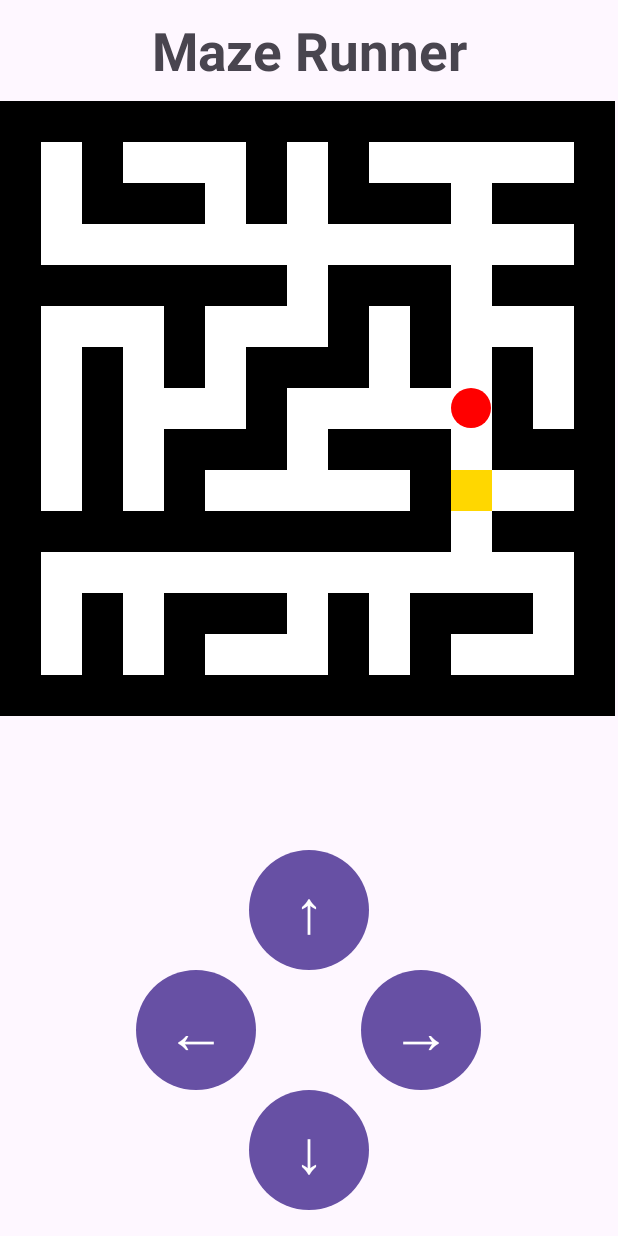
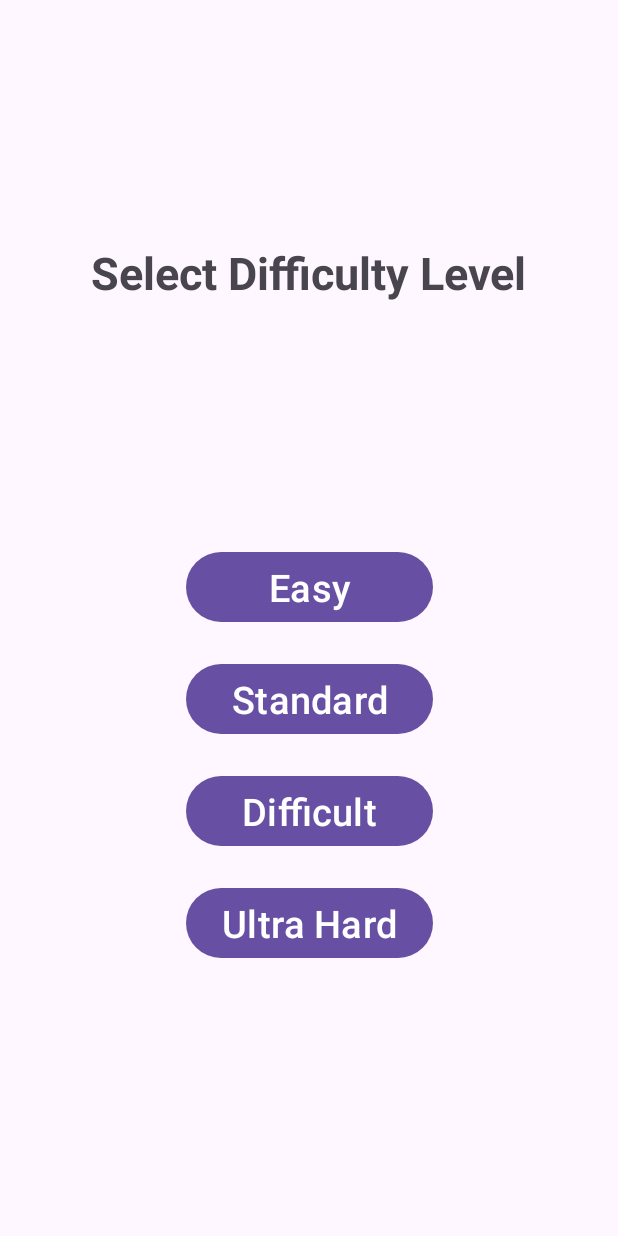
Before and after one commit to Jawad-Ahmad-M/Android-Dev-Projects, an Android app: the screen it shows after launch (MainActivity before the commit, difficultyLevelScreen after it), on a phone screen of 412 x 824 dp. Run offline under Robolectric (Android 15) with nearby library versions, the light colour scheme and no system bars.

Commit message:
Made a new Difficuly Activity in Maze Runner

```diff
--- a/MazeRunner/app/src/main/AndroidManifest.xml
+++ b/MazeRunner/app/src/main/AndroidManifest.xml
@@ -13,7 +13,7 @@
         android:theme="@style/Theme.MazeRunner"
         tools:targetApi="31">
         <activity
-            android:name=".MainActivity"
+            android:name=".difficultyLevelScreen"
             android:exported="true">
             <intent-filter>
                 <action android:name="android.intent.action.MAIN" />
@@ -21,6 +21,9 @@
                 <category android:name="android.intent.category.LAUNCHER" />
             </intent-filter>
         </activity>
+        <activity android:name=".MainActivity">
+
+        </activity>
     </application>
 
 </manifest>
--- a/MazeRunner/app/src/main/java/com/MazeRunner/app/MazeView.java
+++ b/MazeRunner/app/src/main/java/com/MazeRunner/app/MazeView.java
@@ -1,15 +1,17 @@
 package com.MazeRunner.app;
 
+//import android.annotation.SuppressLint;
 import android.content.Context;
 import android.graphics.Canvas;
 import android.graphics.Color;
 import android.graphics.Paint;
 import android.view.View;
 
+
 public class MazeView extends View {
-    private MazeCellMaker[][] mazegrid;
-    private int rows, columns;
-    private int cellSize;
+    private final MazeCellMaker[][] mazegrid;
+    private final int rows, columns;
+    private float cellSize;
 
     @Override
     protected void onSizeChanged(int w, int h, int oldw, int oldh) {
@@ -17,11 +19,11 @@ public class MazeView extends View {
         cellSize = Math.min(w / columns, h / rows);
     }
     private int playerX, playerY;
+    private final Paint wallPaint;
+    private final Paint pathPaint;
+    private final Paint playerPaint;
+    private final Paint goalPaint;
 
-    private Paint wallPaint;
-    private Paint pathPaint;
-    private Paint playerPaint;
-    private Paint goalPaint;
 
     public MazeView(Context context, MazeCellMaker[][] mazegrid, int rows, int columns, int playerX, int playerY) {
         super(context);
@@ -42,6 +44,7 @@ public class MazeView extends View {
 
         goalPaint = new Paint();
         goalPaint.setColor(Color.parseColor("#FFD700"));
+
     }
 
     @Override
@@ -50,10 +53,10 @@ public class MazeView extends View {
 
         for (int i = 0; i < rows; i++) {
             for (int j = 0; j < columns; j++) {
-                int left = j * cellSize;
-                int top = i * cellSize;
-                int right = left + cellSize;
-                int bottom = top + cellSize;
+                float left = j * cellSize;
+                float top = i * cellSize;
+                float right = left + cellSize;
+                float bottom = top + cellSize;
 
                 if (mazegrid[i][j].isWall) {
                     canvas.drawRect(left, top, right, bottom, wallPaint);
--- /dev/null
+++ b/MazeRunner/app/src/main/java/com/MazeRunner/app/difficultyLevelScreen.java
@@ -0,0 +1,43 @@
+package com.MazeRunner.app;
+
+import android.content.Intent;
+import android.os.Bundle;
+import android.widget.Button;
+
+import androidx.appcompat.app.AppCompatActivity;
+
+public class difficultyLevelScreen extends AppCompatActivity {
+    @Override
+    protected void onCreate(Bundle savedInstanceState) {
+        super.onCreate(savedInstanceState);
+        setContentView(R.layout.starting_screen);
+        buttonCreation();
+
+
+//        Intent intent = new Intent();
+//        intent.setClass(difficultyLevelScreen.this, MainActivity.class);
+    }
+
+    private void buttonCreation(){
+        Button difficultyEasy = findViewById(R.id.btnEasy);
+        Button difficultyStandard = findViewById(R.id.btnStandard);
+        Button difficultyDifficult = findViewById(R.id.btnDifficult);
+        Button difficultyUltraHard = findViewById(R.id.btnUltraHard);
+
+        buttonFunctions(difficultyEasy,9);
+        buttonFunctions(difficultyStandard,19);
+        buttonFunctions(difficultyDifficult,29);
+        buttonFunctions(difficultyUltraHard,39);
+    }
+
+
+    public void buttonFunctions(Button btn , int scale){
+        btn.setOnClickListener(v -> passValueOfScaleThroughDifficultyButton(scale));
+    }
+
+    private void passValueOfScaleThroughDifficultyButton(int value){
+        Intent mainWindow = new Intent(difficultyLevelScreen.this, MainActivity.class);
+        mainWindow.putExtra("scaleValue",value);
+        startActivity(mainWindow);
+    }
+}
--- a/MazeRunner/app/src/main/res/layout/starting_screen.xml
+++ b/MazeRunner/app/src/main/res/layout/starting_screen.xml
@@ -1,6 +1,73 @@
 <?xml version="1.0" encoding="utf-8"?>
 <androidx.constraintlayout.widget.ConstraintLayout xmlns:android="http://schemas.android.com/apk/res/android"
+    xmlns:tools="http://schemas.android.com/tools"
     android:layout_width="match_parent"
-    android:layout_height="match_parent">
+    android:layout_height="match_parent"
+    xmlns:app="http://schemas.android.com/apk/res-auto">
+
+
+        <TextView
+            android:id="@+id/tv_title_Difficulty_level"
+            android:layout_width="wrap_content"
+            android:layout_height="wrap_content"
+            android:text="@string/select_difficulty_level"
+            android:textSize="30sp"
+            android:textStyle="bold"
+            app:layout_constraintTop_toTopOf="parent"
+            app:layout_constraintStart_toStartOf="parent"
+            app:layout_constraintEnd_toEndOf="parent"
+            app:layout_constraintBottom_toTopOf="@+id/linear_layout_for_difficulty_buttons"/>
+
+        <LinearLayout
+            android:id="@+id/linear_layout_for_difficulty_buttons"
+            android:layout_width="wrap_content"
+            android:layout_height="wrap_content"
+            android:orientation="vertical"
+            android:layout_gravity="center"
+            app:layout_constraintTop_toBottomOf="@id/tv_title_Difficulty_level"
+            app:layout_constraintStart_toStartOf="parent"
+            app:layout_constraintEnd_toEndOf="parent"
+            app:layout_constraintBottom_toBottomOf="parent">
+
+
+
+            <Button
+                android:id="@+id/btnEasy"
+                android:layout_marginBottom="20sp"
+                android:layout_width="match_parent"
+                android:layout_height="wrap_content"
+                android:layout_gravity="center"
+                android:textSize="25sp"
+                android:text="@string/easy" />
+
+            <Button
+                android:id="@+id/btnStandard"
+                android:layout_marginBottom="20sp"
+                android:layout_width="match_parent"
+                android:layout_height="wrap_content"
+                android:text="@string/standard"
+                android:textSize="25sp"
+                android:layout_gravity="center" />
+
+            <Button
+                android:id="@+id/btnDifficult"
+                android:layout_marginBottom="20sp"
+                android:layout_width="match_parent"
+                android:layout_height="wrap_content"
+                android:layout_gravity="center"
+                android:textSize="25sp"
+                android:text="@string/difficult" />
+
+            <Button
+                android:id="@+id/btnUltraHard"
+                android:layout_marginBottom="20sp"
+                android:layout_width="match_parent"
+                android:layout_height="wrap_content"
+                android:layout_gravity="center"
+                android:textSize="25sp"
+                android:text="@string/ultra_hard" />
+        </LinearLayout>
+
+
 
 </androidx.constraintlayout.widget.ConstraintLayout>
--- a/MazeRunner/app/src/main/res/values/strings.xml
+++ b/MazeRunner/app/src/main/res/values/strings.xml
@@ -5,4 +5,10 @@
     <string name="down">↓</string>
     <string name="left">←</string>
     <string name="up">↑</string>
+    <string name="easy">Easy</string>
+    <string name="standard">Standard</string>
+    <string name="difficult">Difficult</string>
+    <string name="ultra_hard">Ultra Hard</string>
+    <string name="select_difficulty_level">Select Difficulty Level</string>
+    <string name="back">Back</string>
 </resources>
```
Also changed, not shown: MazeRunner/app/src/main/java/com/MazeRunner/app/MainActivity.java (+25 -2 lines), MazeRunner/app/src/main/java/com/MazeRunner/app/MazeCellMaker.java (+16 -12 lines), MazeRunner/app/src/main/res/layout/activity_main.xml (+11 -2 lines).
